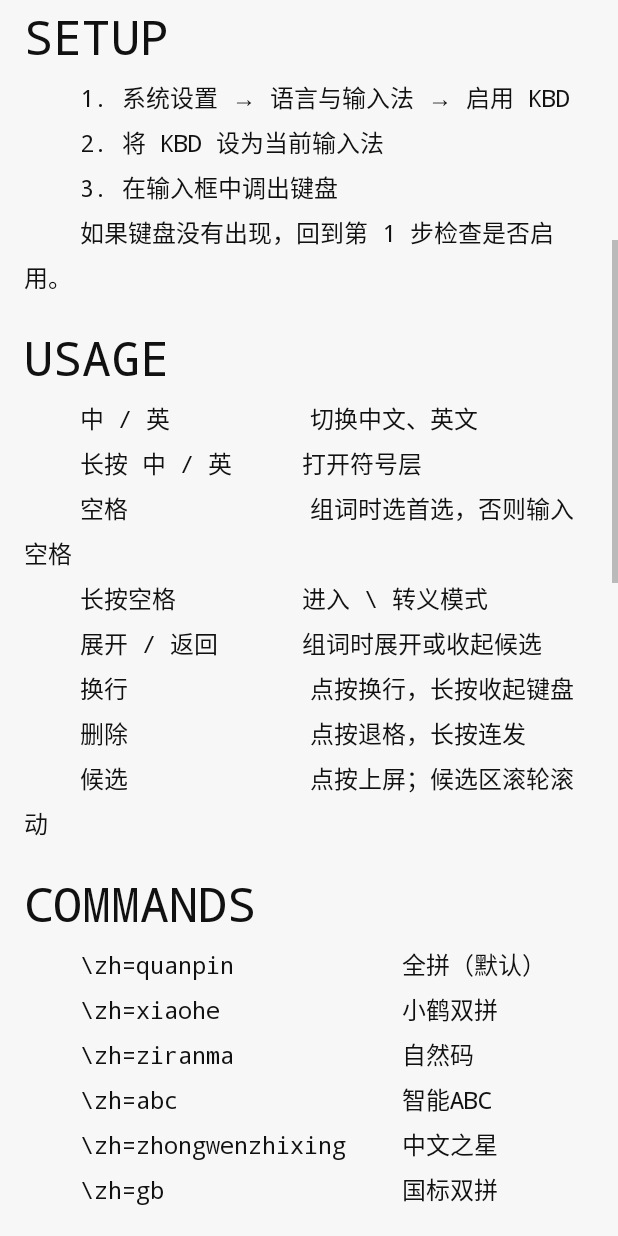
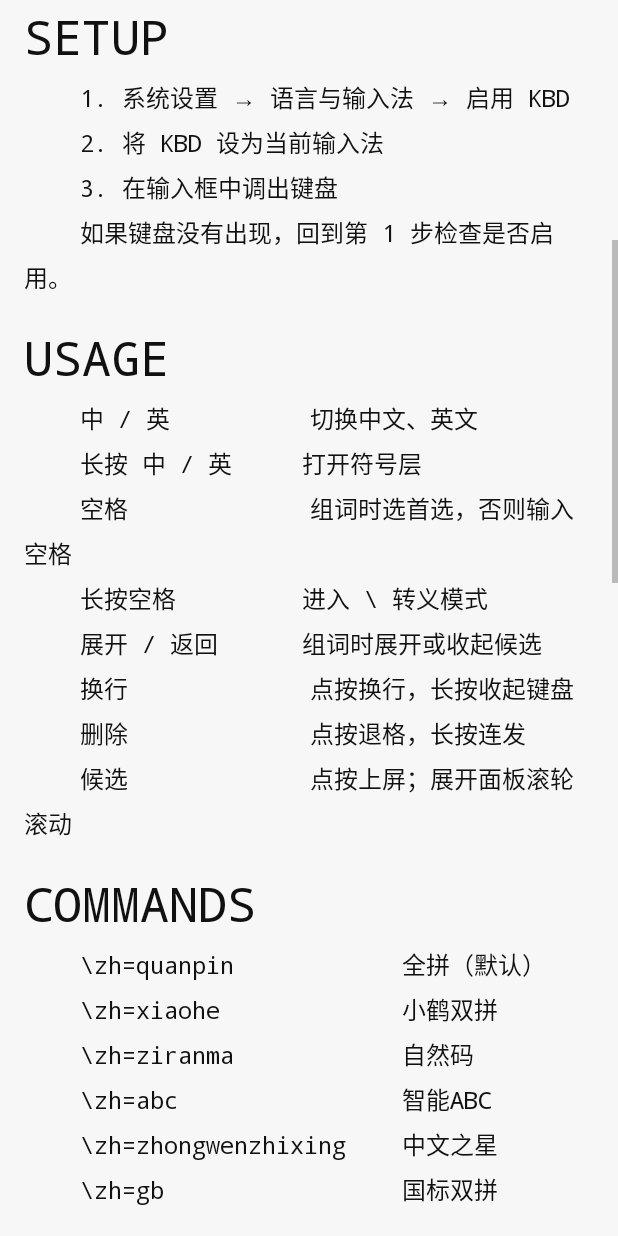
Before and after one commit to one18mb/kbd, an Android app: the screen it shows after launch (MainActivity), scrolled down 576 dp, on a phone screen of 412 x 824 dp. Run offline under Robolectric (Android 15) with nearby library versions, the phone set to English and light mode, and no system bars; Roboto replaces fonts that are not available here; 2 statements that could not run were skipped.

Commit message:
docs: 按读者与范围重写文档与 README

```diff
--- a/android/app/src/main/java/com/kbd/ime/MainActivity.java
+++ b/android/app/src/main/java/com/kbd/ime/MainActivity.java
@@ -79,7 +79,7 @@ public final class MainActivity extends Activity {
                         + "展开 / 返回      组词时展开或收起候选\n"
                         + "换行             点按换行，长按收起键盘\n"
                         + "删除             点按退格，长按连发\n"
-                        + "候选             点按上屏；候选区滚轮滚动");
+                        + "候选             点按上屏；展开面板滚轮滚动");
         addSection(root, "COMMANDS", commands());
         addSection(root, "GESTURES",
                 "上滑 / 下滑      输入键上 / 下副字符\n"
```
Also changed, not shown: 5 other files.
